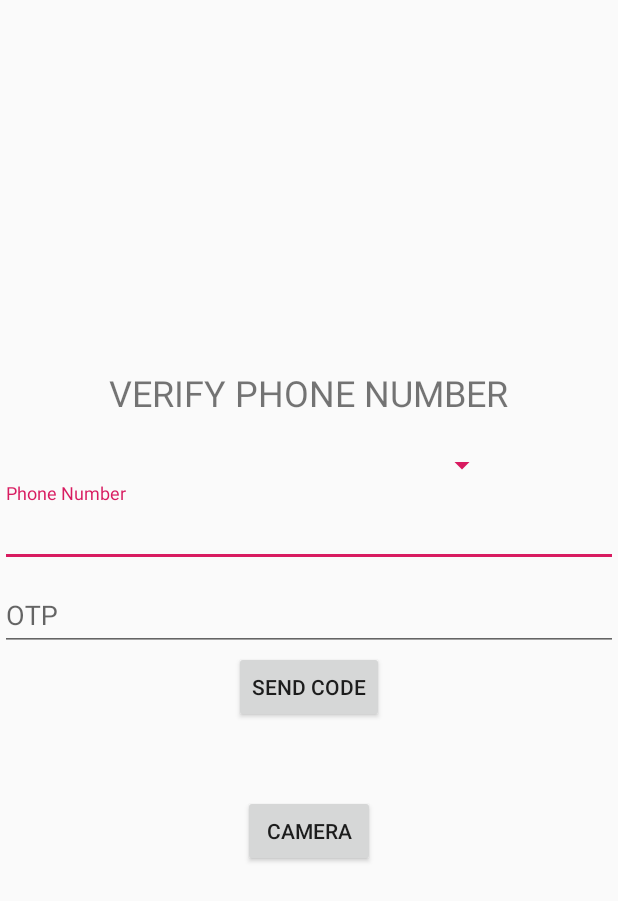
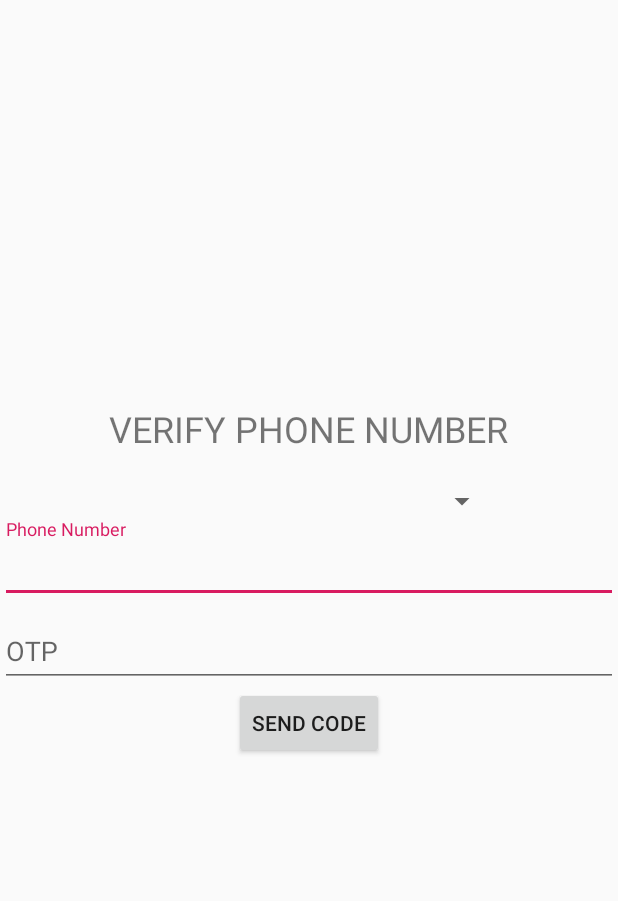
Before and after one commit to AvenashP/AURA, an Android app: the screen it shows after launch (PhoneAuthActivity), on a phone screen of 412 x 824 dp. Shown: the top 901 px of the screen. Run offline under Robolectric (Android 15) with nearby library versions, the phone set to English and light mode, and no system bars; our stand-ins replace Firebase (no records; nobody signed in at launch, a user with empty details on screens opened directly); libraries missing offline, so code that uses them is left out: com.weiwangcn.betterspinner; plain views replace MaterialBetterSpinner; 2 statements that could not run were skipped.

```diff
--- a/app/src/main/java/com/avenashp/auratest/SettingsActivity.java
+++ b/app/src/main/java/com/avenashp/auratest/SettingsActivity.java
@@ -11,6 +11,7 @@ import android.content.Intent;
 import android.content.pm.PackageManager;
 import android.net.Uri;
 import android.os.Bundle;
+import android.util.Log;
 import android.view.View;
 import android.widget.Button;
 import android.widget.LinearLayout;
@@ -29,6 +30,7 @@ import java.util.Set;
 
 public class SettingsActivity extends AppCompatActivity {
 
+    private static final String TAG ="X X X X X X" ;
     private LinearLayout sProfile, sAddContact,sViewChats,sLearn,sSettings,sSignOut,sUninstall;
     private TextView profileName,profileNumber;
     private String xUserId,xMode,xName,xAge,xCountry,xGender,xNumber,xType;
--- a/app/src/main/res/layout/activity_phone_auth.xml
+++ b/app/src/main/res/layout/activity_phone_auth.xml
@@ -21,8 +21,7 @@
         android:layout_width="match_parent"
         android:layout_height="wrap_content"
         android:hint="Select Country"
-        android:layout_marginHorizontal="80dp"
-        android:backgroundTint="@color/colorAccent"/>
+        android:layout_marginHorizontal="80dp"/>
 
     <com.google.android.material.textfield.TextInputLayout
         android:layout_width="match_parent"
@@ -64,9 +63,4 @@
         android:text="Verify"
         android:visibility="invisible"/>
 
-    <Button
-        android:id="@+id/button"
-        android:layout_width="wrap_content"
-        android:layout_height="wrap_content"
-        android:text="camera" />
 </LinearLayout>
```
Also changed, not shown: app/src/main/java/com/avenashp/auratest/mChatsActivity.java (+5 -10 lines).
